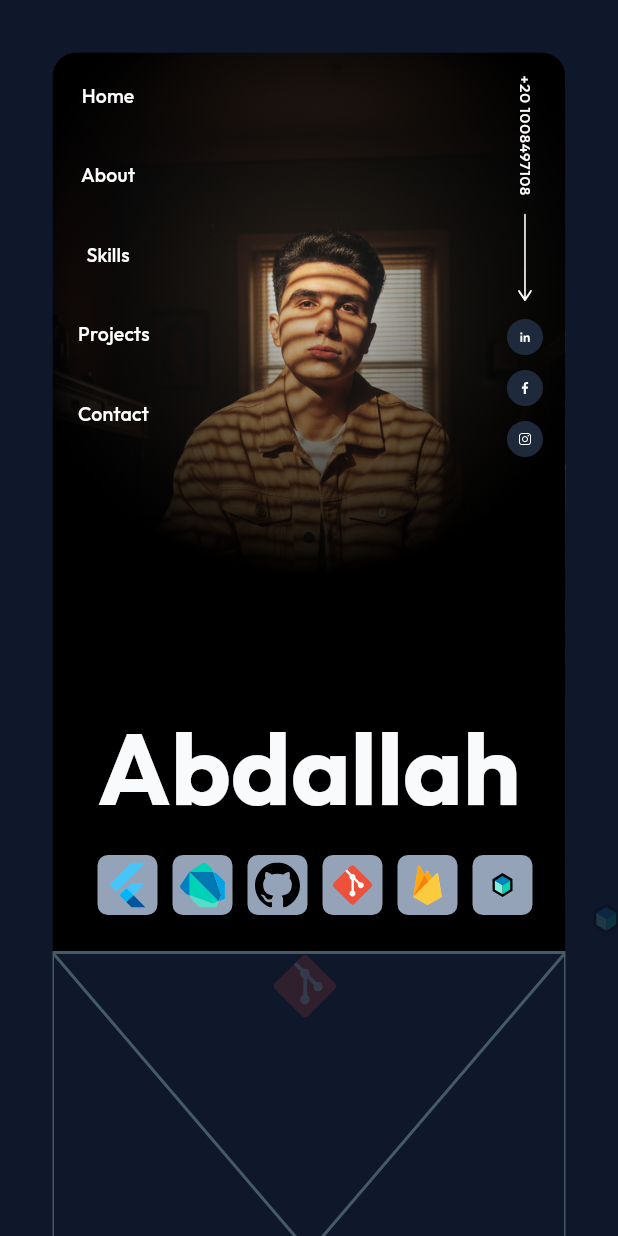
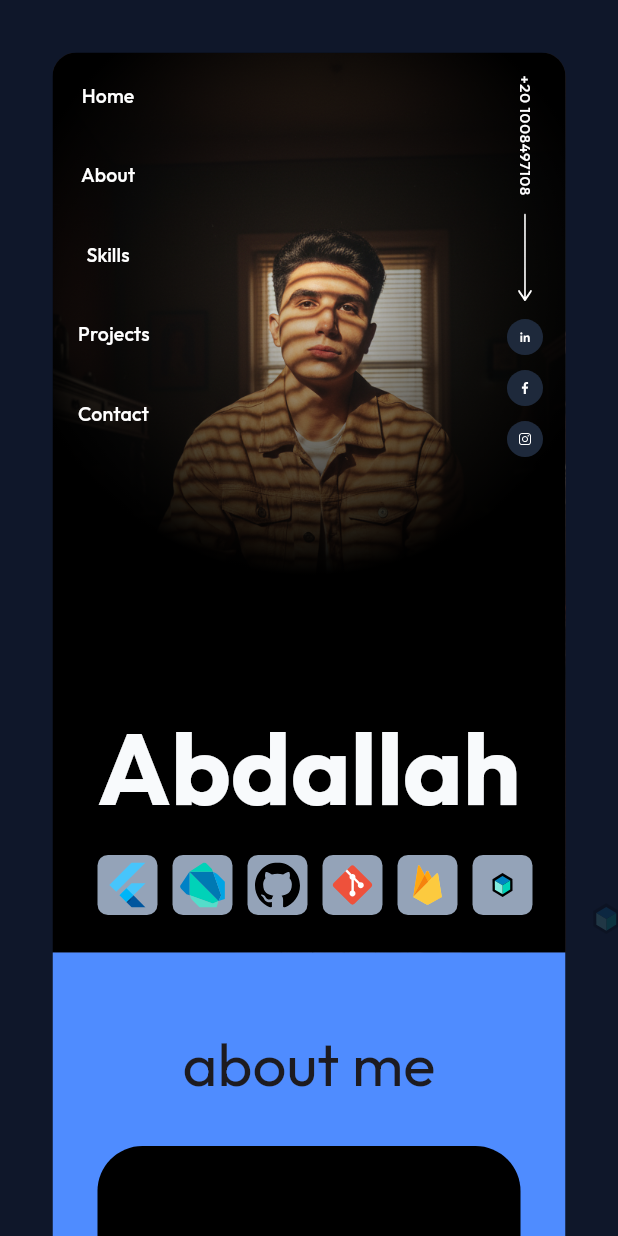
Before and after one commit to abdallahelnshar123-ux/my_portfolio, a Flutter app: the screen it shows after launch, on a phone screen of 412 x 824 dp. Run offline on Flutter 3.47's test engine with Material 3 defaults, Android fonts, the phone set to English and light mode, and no system bars; our stand-ins replace flutter_svg, google_fonts; missing offline and left inert: dart:js_interop.

Commit message:
feature: implement AboutSection UI and add responsive theme properties
- Move `AboutSection` widget to a new `about_me` subdirectory.
- Implement `AboutSection` layout featuring a responsive container, header, and descriptive text content.
- Add `dataContainerMargin` and `dataContainerRadius` to `ResponsiveTheme` and `ResponsiveValues` for all device types.
- Update `HomeLayout` to reflect the new `AboutSection` file path.

```diff
--- a/lib/core/responsive/responsive_theme.dart
+++ b/lib/core/responsive/responsive_theme.dart
@@ -23,7 +23,8 @@ class ResponsiveTheme {
     required this.socialIconWidth,
     required this.rightSideBarSpacing,
     required this.leftNavigationFontSize,
-
+    required this.dataContainerMargin,
+    required this.dataContainerRadius,
   });
 
   final double pagePadding;
@@ -56,6 +57,10 @@ class ResponsiveTheme {
   /// left navigation
   final double leftNavigationFontSize;
 
+  /// about section
+  final double dataContainerMargin;
+  final double dataContainerRadius;
+
 
 
 
--- a/lib/core/responsive/responsive_values.dart
+++ b/lib/core/responsive/responsive_values.dart
@@ -32,7 +32,9 @@ class ResponsiveValues {
     /// left navigation
     leftNavigationFontSize: 13,
 
-
+    /// about section
+    dataContainerMargin: 30,
+    dataContainerRadius: 30,
 
 
 
@@ -76,7 +78,9 @@ class ResponsiveValues {
     /// left navigation
     leftNavigationFontSize: 16,
 
-
+    /// about section
+    dataContainerMargin: 30,
+    dataContainerRadius: 40,
 
 
 
@@ -119,6 +123,10 @@ class ResponsiveValues {
     /// left navigation
     leftNavigationFontSize: 20,
 
+    /// about section
+    dataContainerMargin: 130,
+    dataContainerRadius: 250,
+
 
 
 
--- a/lib/features/home/layout/home_layout.dart
+++ b/lib/features/home/layout/home_layout.dart
@@ -1,5 +1,5 @@
 import 'package:flutter/material.dart';
-import 'package:my_portfolio/features/home/widgets/about_section.dart';
+import 'package:my_portfolio/features/home/widgets/about_me/about_section.dart';
 import 'package:my_portfolio/features/home/widgets/contact_section.dart';
 import 'package:my_portfolio/features/home/widgets/left_navigation.dart';
 import 'package:my_portfolio/features/home/widgets/projects_section.dart';
--- /dev/null
+++ b/lib/features/home/widgets/about_me/about_section.dart
@@ -0,0 +1,87 @@
+import 'package:flutter/material.dart';
+import 'package:google_fonts/google_fonts.dart';
+import 'package:my_portfolio/core/extensions/build_context_extension.dart';
+import 'package:my_portfolio/core/theme/app_colors.dart';
+
+class AboutSection extends StatelessWidget {
+  const AboutSection({super.key});
+
+  @override
+  Widget build(BuildContext context) {
+    var r = context.responsive;
+    return Container(padding: EdgeInsets.only(top: 50),
+      width: double.infinity,
+      decoration: BoxDecoration(color: AppColors.primary),
+      child: Column(
+        children: [
+          Text(
+            'about me',
+            style: context.textTheme.displaySmall?.copyWith(
+              fontSize: 40
+            ),
+          ),
+          Container(
+            width: double.infinity,
+            padding: EdgeInsets.all(r.dataContainerMargin + 30),
+            margin: EdgeInsets.fromLTRB(
+              r.dataContainerMargin,
+              r.dataContainerMargin,
+              r.dataContainerMargin,
+              0,
+            ),
+            decoration: BoxDecoration(
+              color: Colors.black,
+              borderRadius: BorderRadius.only(
+                topLeft: Radius.circular(r.dataContainerRadius),
+                topRight: Radius.circular(r.dataContainerRadius),
+              ),
+            ),
+            child: Text(
+              'I didn’t start my journey in software development'
+              ' with a perfectly defined path. Like many developers,'
+              ' I was looking for something I could build, understand,'
+              ' and keep improving every day. That search eventually led me'
+              ' to Flutter — and it quickly became more than just a'
+              ' technology I was learning.\n\n'
+              ' What started as learning how to build interfaces turned'
+              ' into a deeper interest in understanding what happens'
+              ' behind them. I began exploring application architecture,'
+              ' state management, API integration, Firebase, authentication'
+              ', local storage, and the principles that make an application'
+              ' maintainable rather than simply functional. Over time,'
+              ' I became particularly interested in Clean Architecture,'
+              ' because I learned that writing code that works is'
+              ' only part of the job; writing code that can grow, change,'
+              ' and still make sense months later is a completely different challenge.\n\n'
+              'During this journey, I worked on real projects and spent a lot '
+              'of time going beyond the happy path — thinking about security,'
+              ' performance, error handling, testing, scalability, and user'
+              ' experience. One of the projects I am most proud of is'
+              ' PB Vault, a secure password-management application where I'
+              ' had to deal with encryption, authentication, Firebase, dependency'
+              ' injection, localization, and a feature-based Clean Architecture'
+              '. Building it taught me how much engineering happens behind'
+              ' what users simply see as “an app”.\n\n'
+              'I also enjoy turning ideas into products rather than just'
+              ' implementing screens. I care about the details of an interface,'
+              ' but I also care about why a feature exists, how it should'
+              ' behave, what happens when something fails, and how the codebase'
+              ' will handle the next feature that has not been thought of yet.'
+              ' That mindset is what gradually pushed me from simply being'
+              ' a Flutter learner toward thinking more like a software engineer.\n\n'
+              'Today, I focus on building Flutter applications that are clean,'
+              ' scalable, and production-ready, while continuously improving'
+              ' both my technical depth and my ability to solve problems.'
+              ' I’m still learning, still experimenting, and still finding'
+              ' better ways to build things — but that is exactly what'
+              ' I enjoy about this field.\n\n'
+              'This portfolio is a small reflection of that journey: '
+              'the projects I have built, the problems I have solved, and'
+              ' the direction I am heading next.',
+            ),
+          ),
+        ],
+      ),
+    );
+  }
+}
--- a/lib/features/home/widgets/about_section.dart
+++ /dev/null
@@ -1,10 +0,0 @@
-import 'package:flutter/cupertino.dart';
-
-class AboutSection extends StatelessWidget {
-  const AboutSection({super.key});
-
-  @override
-  Widget build(BuildContext context) {
-    return const Placeholder();
-  }
-}
```
